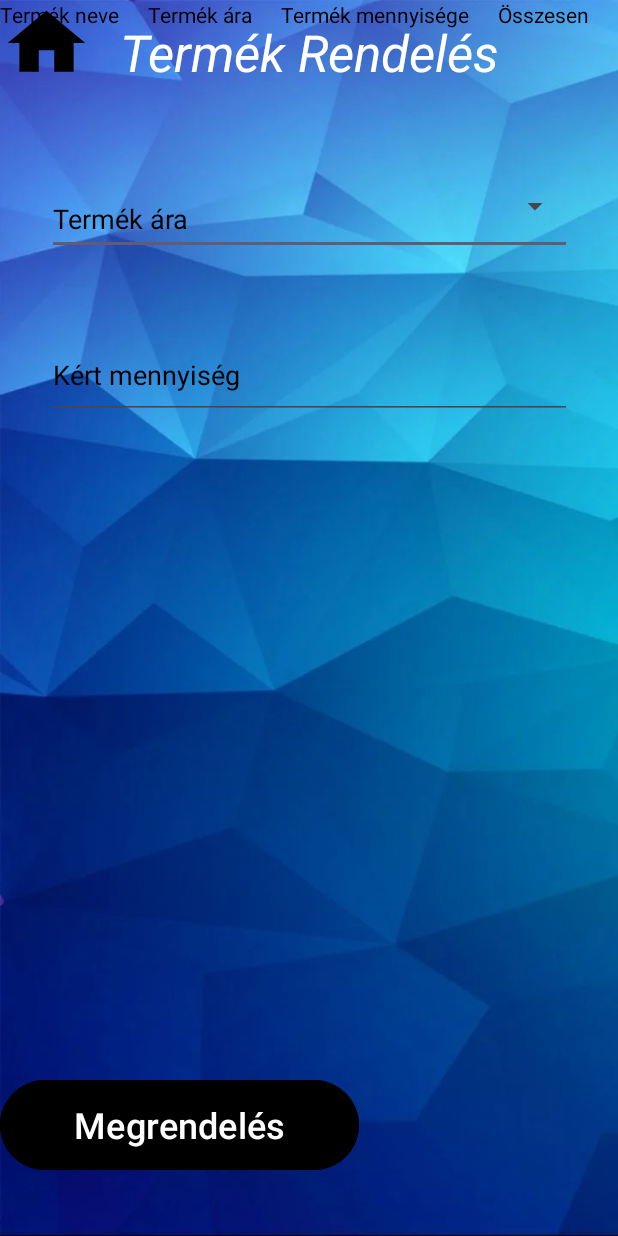
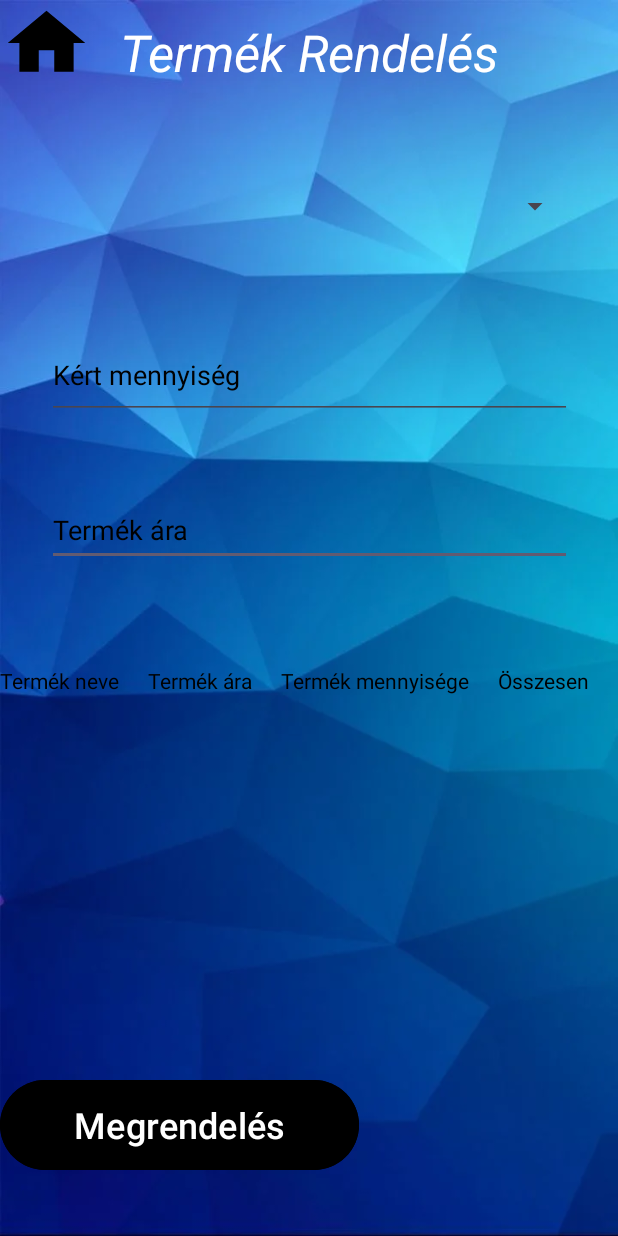
Before and after one commit to ropi0955/Android_Project, an Android app: the NewOrder screen opened directly, with no data from a screen before it, on a phone screen of 412 x 824 dp. Run offline under Robolectric (Android 15) with nearby library versions, the phone set to English and light mode, and no system bars.

Commit message:
frontend changes

```diff
--- a/app/src/main/res/layout/activity_new_order.xml
+++ b/app/src/main/res/layout/activity_new_order.xml
@@ -40,12 +40,10 @@
         android:id="@+id/ed2"
         android:layout_width="350dp"
         android:layout_height="wrap_content"
-        android:layout_marginTop="112dp"
-        android:layout_marginBottom="100dp"
+        android:layout_marginTop="50dp"
         android:minHeight="48dp"
+        android:text="Termék ára"
         android:textColor="@color/black"
-        android:text="Termék ára"
-        app:layout_constraintBottom_toTopOf="@+id/tb1"
         app:layout_constraintEnd_toEndOf="@+id/ed3"
         app:layout_constraintStart_toStartOf="@+id/ed3"
         app:layout_constraintTop_toBottomOf="@+id/ed3"
@@ -55,11 +53,11 @@
         android:id="@+id/ed3"
         android:layout_width="350dp"
         android:layout_height="58dp"
-        android:textColor="@color/black"
         android:layout_marginTop="164dp"
         android:ems="10"
+        android:inputType="number"
         android:text="Kért mennyiség"
-        android:inputType="number"
+        android:textColor="@color/black"
         app:layout_constraintEnd_toEndOf="@+id/spinner2"
         app:layout_constraintHorizontal_bias="0.0"
         app:layout_constraintStart_toStartOf="@+id/spinner2"
@@ -93,8 +91,11 @@
         android:layout_width="match_parent"
         android:layout_height="160dp"
         android:stretchColumns="*"
-        tools:layout_editor_absoluteX="0dp"
-        tools:layout_editor_absoluteY="440dp"
+        app:layout_constraintBottom_toTopOf="@+id/btn1"
+        app:layout_constraintEnd_toEndOf="parent"
+        app:layout_constraintStart_toStartOf="parent"
+        app:layout_constraintTop_toBottomOf="@+id/ed2"
+        app:layout_constraintVertical_bias="0.372"
         tools:ignore="MissingConstraints">
 
         <TableRow
@@ -105,30 +106,30 @@
             <TextView
                 android:id="@+id/t1"
                 android:layout_width="wrap_content"
-                android:textColor="@color/black"
                 android:layout_height="wrap_content"
-                android:text="Termék neve" />
+                android:text="Termék neve"
+                android:textColor="@color/black" />
 
             <TextView
                 android:id="@+id/t2"
                 android:layout_width="wrap_content"
-                android:textColor="@color/black"
                 android:layout_height="wrap_content"
-                android:text="Termék ára" />
+                android:text="Termék ára"
+                android:textColor="@color/black" />
 
             <TextView
                 android:id="@+id/t3"
                 android:layout_width="wrap_content"
-                android:textColor="@color/black"
                 android:layout_height="wrap_content"
-                android:text="Termék mennyisége" />
+                android:text="Termék mennyisége"
+                android:textColor="@color/black" />
 
             <TextView
                 android:id="@+id/t4"
                 android:layout_width="wrap_content"
-                android:textColor="@color/black"
                 android:layout_height="wrap_content"
-                android:text="Összesen" />
+                android:text="Összesen"
+                android:textColor="@color/black" />
         </TableRow>
     </TableLayout>
 </androidx.constraintlayout.widget.ConstraintLayout>
```
